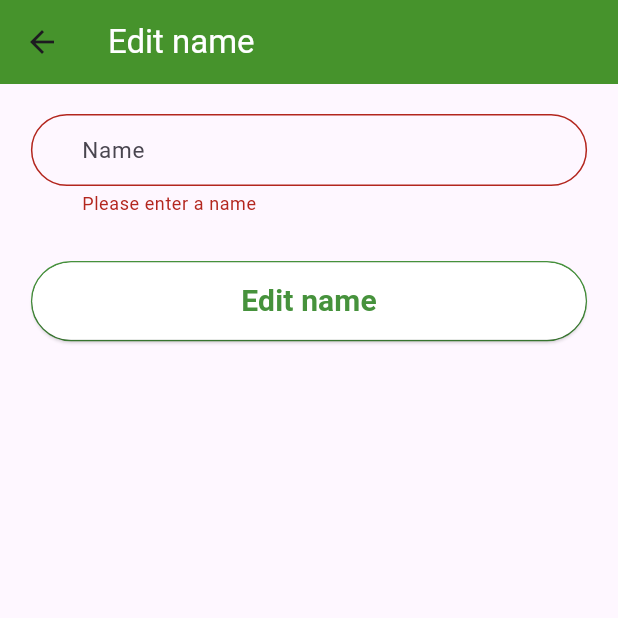
After one commit to qadis1dev/wetland, a Flutter app: the ChangeName screen opened directly, after a tap on "Edit name", on a phone screen of 412 x 824 dp, the top half of it. The commit adds this screen. Run offline on Flutter 3.47's test engine with Material 3 defaults, Android fonts, the light colour scheme and no system bars; our stand-ins replace cloud_firestore, cloud_functions, firebase_auth, firebase_core, google_sign_in; accounts and stored records are empty.

Commit message:
added change name

```diff
--- /dev/null
+++ b/lib/screens/change_name.dart
@@ -0,0 +1,158 @@
+import 'package:cloud_firestore/cloud_firestore.dart';
+import 'package:firebase_auth/firebase_auth.dart';
+import 'package:flutter/material.dart';
+
+class ChangeName extends StatefulWidget {
+  const ChangeName({super.key});
+
+  @override
+  State<ChangeName> createState() => _ChangeNameState();
+}
+
+class _ChangeNameState extends State<ChangeName> {
+  bool loading = true;
+  bool isError = false;
+
+  final _formKey = GlobalKey<FormState>();
+  TextEditingController nameController = TextEditingController();
+
+  getData() async {
+    try {
+      final uid = FirebaseAuth.instance.currentUser!.uid;
+      final db = FirebaseFirestore.instance;
+      var data = await db.collection("users").doc(uid).get();
+      return setState(() {
+        nameController.text = data["full_name"];
+        loading = false;
+      });
+    } catch (e) {
+      print(e);
+      return setState(() {
+        isError = true;
+        loading = false;
+      });
+    }
+  }
+
+  editName() async {
+    try {
+      final uid = FirebaseAuth.instance.currentUser!.uid;
+      await FirebaseFirestore.instance.collection("users").doc(uid).update({
+        "full_name": nameController.text
+      });
+      return Navigator.of(context).pop();
+    } catch (e) {
+      ScaffoldMessenger.of(context).showSnackBar(
+        SnackBar(content: Text("Error editing name"), backgroundColor: Color(0xFF46923c),)
+      );
+    }
+  }
+
+  @override
+  void initState() {
+    super.initState();
+    getData();
+  }
+  @override
+  Widget build(BuildContext context) {
+    double widthSize = MediaQuery.of(context).size.width;
+    double heightSize = MediaQuery.of(context).size.height;
+    return Scaffold(
+      appBar: AppBar(
+        backgroundColor: Color(0xFF46932c),
+        title: Text(
+          "Edit name",
+          style: TextStyle(color: Colors.white),
+        ),
+      ),
+      body: loading
+      ? Center(
+        child: Text(
+          "Loading..."
+        ),
+      )
+      : isError
+      ? Center(
+        child: Text("An error has occured"),
+      )
+      : Form(
+        key: _formKey,
+        child: SingleChildScrollView(
+          child: Center(
+            child: Column(
+              children: [
+                SizedBox(
+                  height: 20,
+                ),
+                SizedBox(
+                  width: widthSize * 0.9,
+                  child: Expanded(
+                    child: TextFormField(
+                      controller: nameController,
+                      validator: (value) {
+                        if (value == null || value.isEmpty) {
+                          return "Please enter a name";
+                        } else {
+                          return null;
+                        }
+                      },
+                      keyboardType: TextInputType.name,
+                      cursorColor: Colors.green,
+                      decoration: InputDecoration(
+                        hintText: "Name",
+                        hintStyle: TextStyle(fontSize: 15),
+                        contentPadding: EdgeInsets.only(left: 30),
+                        border: OutlineInputBorder(borderRadius: BorderRadius.circular(50)),
+                        enabledBorder: OutlineInputBorder(
+                          borderSide: BorderSide(color: Color(0xFF46923c)),
+                          borderRadius: BorderRadius.circular(50),
+                        ),
+                        focusedBorder: OutlineInputBorder(
+                          borderSide: BorderSide(color: Color(0xFF46923c),width: 2.0,),
+                          borderRadius: BorderRadius.circular(50),
+                        ),
+                      ),
+                    ),
+                  ),
+                ),
+                SizedBox(
+                  height: 30,
+                ),
+                Container(
+                width: widthSize*0.9,
+                height: heightSize * 0.065,
+                decoration: BoxDecoration(
+                  border: Border.all(color: Color(0xFF46923c)),
+                  borderRadius: BorderRadius.circular(50),
+                ),
+                child: ElevatedButton(
+                  onPressed: () async {
+                    if (_formKey.currentState!.validate()) {
+                      await editName();
+                    }
+                  },
+                  style: ElevatedButton.styleFrom(
+                    backgroundColor: Colors.white,
+                    foregroundColor: Color(0xFF46923c),
+                    shape: RoundedRectangleBorder(
+                      borderRadius: BorderRadius.circular(50),
+                    ),
+                  ),
+                  child: Text(
+                    "Edit name",
+                    style: TextStyle(
+                      color: Color(0xFF46923c),
+                      fontWeight: FontWeight.bold,
+                      fontSize: 20
+                    ),
+                  ),
+                ),
+              ),
+              ],
+            ),
+          ),
+        ),
+      ),
+    );
+  }
+}
--- a/lib/screens/logged.dart
+++ b/lib/screens/logged.dart
@@ -2,6 +2,7 @@
 
 import 'package:app/root.dart';
 import 'package:app/screens/add_admin.dart';
+import 'package:app/screens/change_name.dart';
 import 'package:cloud_firestore/cloud_firestore.dart';
 import 'package:firebase_auth/firebase_auth.dart';
 import 'package:flutter/material.dart';
@@ -69,7 +70,12 @@ class _LoggedState extends State<Logged> {
           : Column(
             children: [
               ListTile(
-                title: Text("Change info"),
+                title: Text("Change name"),
+                onTap: () {
+                  Navigator.of(context).push(
+                    MaterialPageRoute(builder:(context) => ChangeName(),)
+                  ).then((value) => getUserData());
+                },
               ),
               Divider(
                 thickness: 1.5,
```
